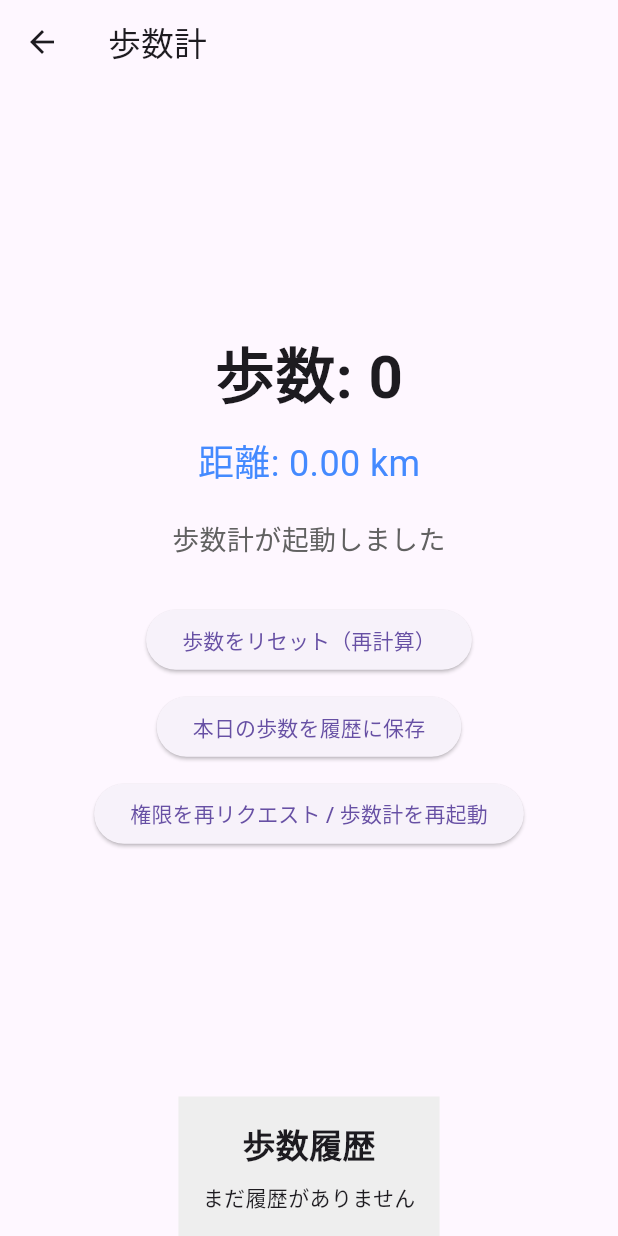
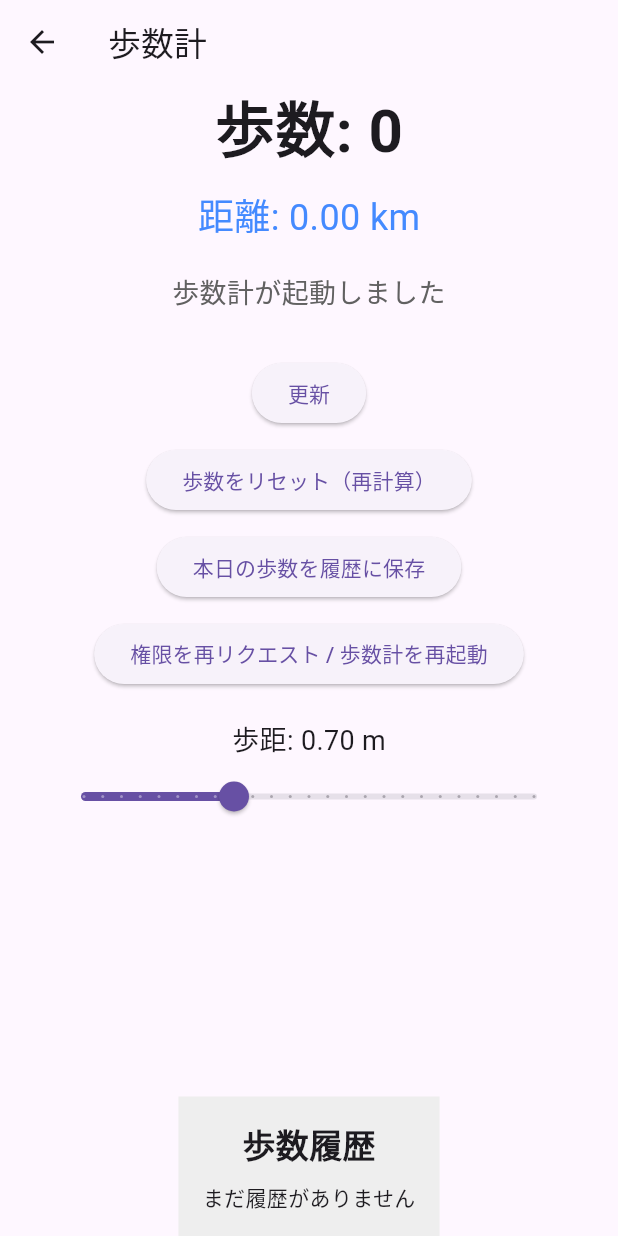
Before and after one commit to kurohero1/test, a Flutter app: the screen it shows after launch, after a tap on "歩数計（Pedometer）", on a phone screen of 412 x 824 dp. Run offline on Flutter 3.47's test engine with Material 3 defaults, Android fonts, the phone set to English and light mode, and no system bars; our stand-ins replace pedometer, permission_handler, shared_preferences.

```diff
--- a/lib/pedometer_page.dart
+++ b/lib/pedometer_page.dart
@@ -3,6 +3,7 @@ import 'package:permission_handler/permission_handler.dart';
 import 'package:pedometer/pedometer.dart';
 import 'package:shared_preferences/shared_preferences.dart';
 import 'dart:convert';
+import 'dart:async';
 
 class PedometerPage extends StatefulWidget {
   @override
@@ -14,25 +15,46 @@ class _PedometerPageState extends State<PedometerPage> {
 
   int _rawSteps = 0;          // システムから取得される累計歩数
   int _baselineSteps = 0;     // リセット時の基準歩数
-  String _statusMessage = "歩数計を読み込み中…";
+  String _statusMessage = "歩数計を読み込み中…"; // ステータスメッセージ
 
   Map<String, int> _history = {};  // 歩数履歴（日付 → 歩数）
 
-  // ===== 追加：距離計算用の歩幅（一般平均：0.7m） =====
   double _stepLength = 0.7;   // 1歩あたりの歩幅（メートル）
+  Timer? _refreshTimer;       // 定期リフレッシュ用タイマー
 
   @override
   void initState() {
     super.initState();
-    _loadHistory();
-    _requestPermissionAndInitPedometer();
+    _loadHistory();             // 歩数履歴をロード
+    _loadStepLength();          // 保存された歩距をロード
+    _requestPermissionAndInitPedometer(); // 権限確認と歩数計初期化
+    _startAutoRefresh();        // 自動リフレッシュ開始
   }
 
-  /// 履歴をSharedPreferencesから読み込む
+  @override
+  void dispose() {
+    _refreshTimer?.cancel();    // タイマーをキャンセル
+    super.dispose();
+  }
+
+  /// 自動リフレッシュを開始
+  void _startAutoRefresh() {
+    _refreshTimer = Timer.periodic(Duration(seconds: 5), (timer) {
+      _refreshSteps();
+    });
+  }
+
+  /// UIを更新するリフレッシュ処理（手動・自動）
+  void _refreshSteps() {
+    setState(() {
+      _statusMessage = "歩数を更新しました";
+    });
+  }
+
+  /// 歩数履歴をSharedPreferencesから読み込む
   Future<void> _loadHistory() async {
     final prefs = await SharedPreferences.getInstance();
     String? jsonString = prefs.getString("step_history");
-
     if (jsonString != null) {
       setState(() {
         _history = Map<String, int>.from(json.decode(jsonString));
@@ -40,7 +62,7 @@ class _PedometerPageState extends State<PedometerPage> {
     }
   }
 
-  /// 履歴を保存
+  /// 歩数履歴をSharedPreferencesに保存
   Future<void> _saveHistory() async {
     final prefs = await SharedPreferences.getInstance();
     String jsonString = json.encode(_history);
@@ -51,7 +73,6 @@ class _PedometerPageState extends State<PedometerPage> {
   void _saveTodaySteps() {
     final today =
         "${DateTime.now().year}-${DateTime.now().month}-${DateTime.now().day}";
-
     final int displaySteps = _rawSteps - _baselineSteps;
 
     setState(() {
@@ -65,7 +86,7 @@ class _PedometerPageState extends State<PedometerPage> {
     );
   }
 
-  /// 権限チェック＆歩数計初期化
+  /// 権限を確認し、歩数計を初期化
   Future<void> _requestPermissionAndInitPedometer() async {
     Map<Permission, PermissionStatus> statuses = await [
       Permission.activityRecognition,
@@ -88,6 +109,7 @@ class _PedometerPageState extends State<PedometerPage> {
 
     _stepStream = Pedometer.stepCountStream;
 
+    // 歩数データを監視
     _stepStream.listen((StepCount event) {
       setState(() {
         _rawSteps = event.steps;
@@ -100,7 +122,7 @@ class _PedometerPageState extends State<PedometerPage> {
     });
   }
 
-  /// 表示歩数をゼロにリセット
+  /// 歩数をリセット
   void _resetSteps() {
     setState(() {
       _baselineSteps = _rawSteps;
@@ -108,11 +130,30 @@ class _PedometerPageState extends State<PedometerPage> {
     });
   }
 
+  /// 保存された歩距をロード
+  Future<void> _loadStepLength() async {
+    final prefs = await SharedPreferences.getInstance();
+    double? saved = prefs.getDouble("step_length");
+    if (saved != null) {
+      setState(() {
+        _stepLength = saved;
+      });
+    }
+  }
+
+  /// 歩距を保存（Sliderの値変更時に呼ばれる）
+  Future<void> _saveStepLength(double value) async {
+    final prefs = await SharedPreferences.getInstance();
+    setState(() {
+      _stepLength = value;
+      _statusMessage = "歩距を更新しました: $_stepLength m";
+    });
+    await prefs.setDouble("step_length", _stepLength);
+  }
+
   @override
   Widget build(BuildContext context) {
     int displaySteps = _rawSteps - _baselineSteps;
-
-    // ===== 追加：距離の計算（km単位） =====
     double distanceKm = (displaySteps * _stepLength) / 1000;
 
     return Scaffold(
@@ -120,55 +161,87 @@ class _PedometerPageState extends State<PedometerPage> {
       body: Column(
         children: [
           Expanded(
+            child: SingleChildScrollView(
               child: Center(
                 child: Column(
                   mainAxisAlignment: MainAxisAlignment.center,
                   children: [
+                    // 歩数表示
                     Text(
                       "歩数: $displaySteps",
-                    style: TextStyle(fontSize: 40, fontWeight: FontWeight.bold),
+                      style:
+                          TextStyle(fontSize: 40, fontWeight: FontWeight.bold),
                     ),
                     SizedBox(height: 10),
-
-                  // ===== 距離表示 =====
+                    // 距離表示
                     Text(
                       "距離: ${distanceKm.toStringAsFixed(2)} km",
                       style: TextStyle(fontSize: 24, color: Colors.blueAccent),
                     ),
                     SizedBox(height: 20),
-
+                    // ステータスメッセージ
                     Text(
                       _statusMessage,
                       style: TextStyle(fontSize: 18, color: Colors.grey[700]),
                       textAlign: TextAlign.center,
                     ),
-
                     SizedBox(height: 30),
 
+                    // 手動更新ボタン
+                    ElevatedButton(
+                      onPressed: _refreshSteps,
+                      child: Text("更新"),
+                    ),
+                    SizedBox(height: 10),
+                    // リセットボタン
                     ElevatedButton(
                       onPressed: _resetSteps,
                       child: Text("歩数をリセット（再計算）"),
                     ),
-
                     SizedBox(height: 10),
-
+                    // 今日の歩数保存
                     ElevatedButton(
                       onPressed: _saveTodaySteps,
                       child: Text("本日の歩数を履歴に保存"),
                     ),
-
                     SizedBox(height: 10),
-
+                    // 権限再取得 / 歩数計再起動
                     ElevatedButton(
                       onPressed: _requestPermissionAndInitPedometer,
                       child: Text("権限を再リクエスト / 歩数計を再起動"),
+                    ),
+
+                    SizedBox(height: 20),
+                    // 歩距Slider
+                    Padding(
+                      padding: EdgeInsets.symmetric(horizontal: 30),
+                      child: Column(
+                        children: [
+                          // 現在の歩距表示
+                          Text(
+                            "歩距: ${_stepLength.toStringAsFixed(2)} m",
+                            style: TextStyle(fontSize: 18),
+                          ),
+                          Slider(
+                            min: 0.3,
+                            max: 1.5,
+                            divisions: 24,
+                            value: _stepLength,
+                            label: _stepLength.toStringAsFixed(2),
+                            onChanged: (value) {
+                              _saveStepLength(value);
+                            },
+                          ),
+                        ],
+                      ),
                     ),
                   ],
                 ),
               ),
             ),
+          ),
 
-          // ===== 履歴表示エリア =====
+          // 歩数履歴表示
           Container(
             padding: EdgeInsets.all(16),
             color: Colors.grey[200],
@@ -178,7 +251,6 @@ class _PedometerPageState extends State<PedometerPage> {
                     style:
                         TextStyle(fontSize: 22, fontWeight: FontWeight.bold)),
                 SizedBox(height: 10),
-
                 _history.isEmpty
                     ? Text("まだ履歴がありません")
                     : Column(
```
Lines whose indentation alone changed are shown as unchanged.
